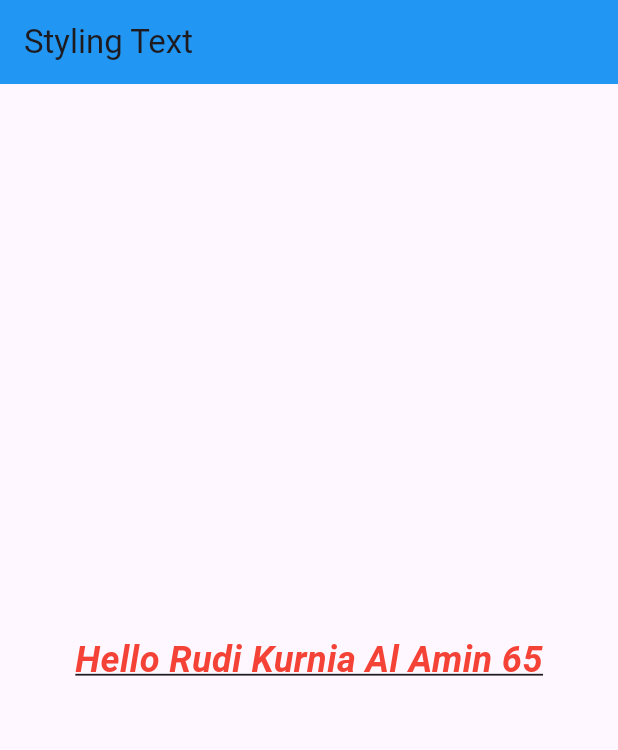
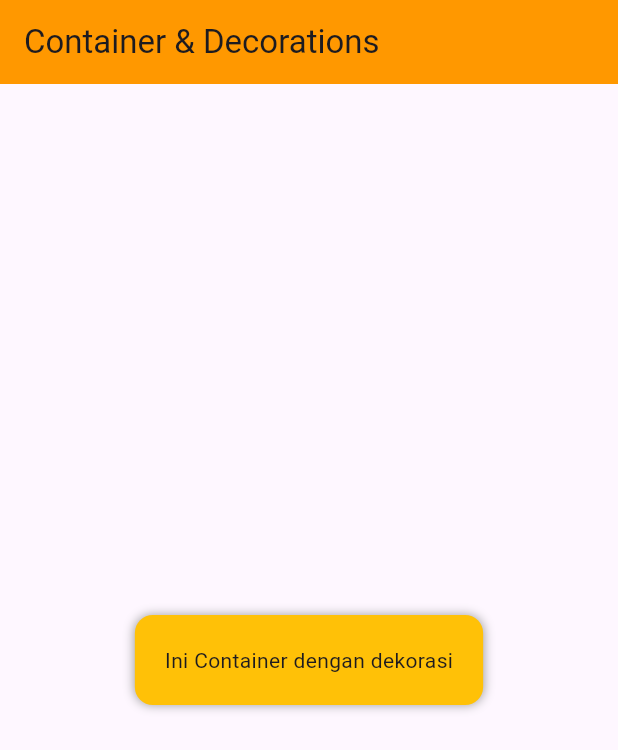
Before and after one commit to Ucokgagah/projek_flutter, a Flutter app: the screen it shows after launch, on a phone screen of 412 x 824 dp. Shown: the top 750 px of the screen. Run offline on Flutter 3.47's test engine with Material 3 defaults, Android fonts, the phone set to English and light mode, and no system bars.

Commit message:
Container dan Decorations

```diff
--- a/styling_widget/lib/main.dart
+++ b/styling_widget/lib/main.dart
@@ -1,6 +1,7 @@
 import 'package:flutter/material.dart';
 
 void main() {
+
 runApp(const MyApp());
 }
 
@@ -10,22 +11,26 @@ class MyApp extends StatelessWidget {
 @override
 Widget build(BuildContext context) {
 return MaterialApp(
-    title: 'Styling Text App',
+title: 'Container Decorations Demo',
 home: Scaffold(
-      appBar:AppBar(
-        title: const Text('Styling Text'),
-        backgroundColor: Colors.blue,
+appBar: AppBar(
+title: const Text('Container & Decorations'),
+backgroundColor: Colors.orange, ),
+body: Center(
+child: Container(
+margin: const EdgeInsets.all(20),
+padding: const EdgeInsets.all(20),
+decoration: BoxDecoration(
+color: Colors.amber,
+borderRadius: BorderRadius.circular(12),
+boxShadow: [
+const BoxShadow(
+color: Colors.grey,
+blurRadius: 5,
 ),
-body: const Center(
-  child: Text(
-    'Hello Rudi Kurnia Al Amin 65',
-    style: TextStyle(
-      fontSize: 24,
-      fontWeight: FontWeight.bold,
-      color: Colors.red,
-      decoration: TextDecoration.underline,
-      fontStyle: FontStyle.italic
+],
 ),
+child: const Text('Ini Container dengan dekorasi'),
 ),
 ),
 ),
```
Lines whose indentation alone changed are shown as unchanged.
